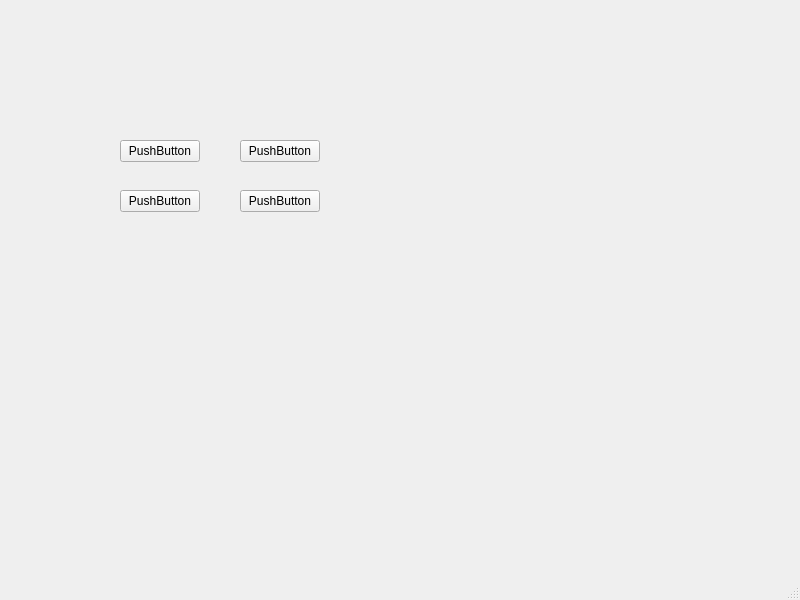
Before: the Qt Designer form mainwindow.ui in YUXUANCHENG/QT-calculator, drawn with Qt 5.
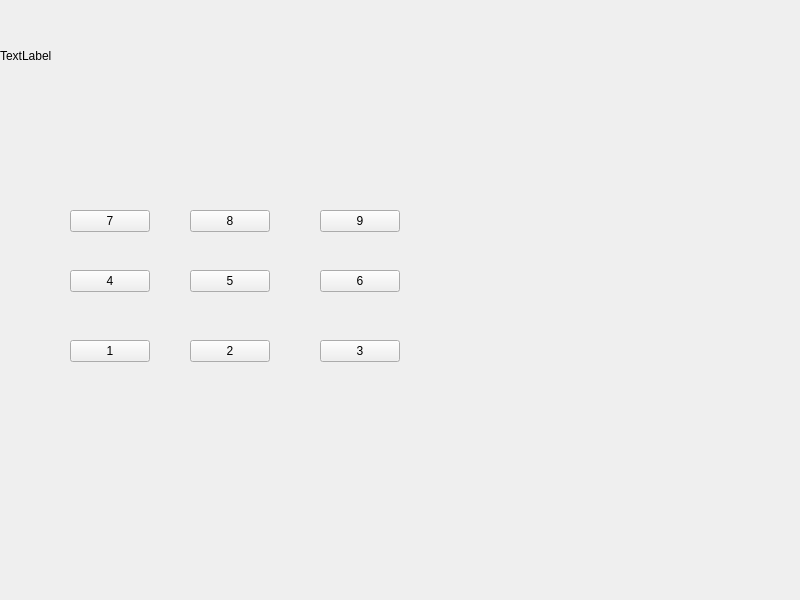
After: the same form once the commit is applied.

Commit message: added digits button

```diff
--- a/mainwindow.ui
+++ b/mainwindow.ui
@@ -14,70 +14,137 @@
    <string>MainWindow</string>
   </property>
   <widget class="QWidget" name="centralwidget">
-   <widget class="QPushButton" name="pushButton">
+   <widget class="QLabel" name="label">
     <property name="geometry">
      <rect>
-      <x>120</x>
-      <y>140</y>
+      <x>0</x>
+      <y>0</y>
+      <width>471</width>
+      <height>111</height>
+     </rect>
+    </property>
+    <property name="text">
+     <string>TextLabel</string>
+    </property>
+   </widget>
+   <widget class="QPushButton" name="pushButton_7">
+    <property name="geometry">
+     <rect>
+      <x>70</x>
+      <y>210</y>
       <width>80</width>
       <height>22</height>
      </rect>
     </property>
     <property name="text">
-     <string>PushButton</string>
+     <string>7</string>
+    </property>
+   </widget>
+   <widget class="QPushButton" name="pushButton_8">
+    <property name="geometry">
+     <rect>
+      <x>190</x>
+      <y>210</y>
+      <width>80</width>
+      <height>22</height>
+     </rect>
+    </property>
+    <property name="text">
+     <string>8</string>
+    </property>
+   </widget>
+   <widget class="QPushButton" name="pushButton_9">
+    <property name="geometry">
+     <rect>
+      <x>320</x>
+      <y>210</y>
+      <width>80</width>
+      <height>22</height>
+     </rect>
+    </property>
+    <property name="text">
+     <string>9</string>
+    </property>
+   </widget>
+   <widget class="QPushButton" name="pushButton_4">
+    <property name="geometry">
+     <rect>
+      <x>70</x>
+      <y>270</y>
+      <width>80</width>
+      <height>22</height>
+     </rect>
+    </property>
+    <property name="text">
+     <string>4</string>
+    </property>
+   </widget>
+   <widget class="QPushButton" name="pushButton_5">
+    <property name="geometry">
+     <rect>
+      <x>190</x>
+      <y>270</y>
+      <width>80</width>
+      <height>22</height>
+     </rect>
+    </property>
+    <property name="text">
+     <string>5</string>
+    </property>
+   </widget>
+   <widget class="QPushButton" name="pushButton_6">
+    <property name="geometry">
+     <rect>
+      <x>320</x>
+      <y>270</y>
+      <width>80</width>
+      <height>22</height>
+     </rect>
+    </property>
+    <property name="text">
+     <string>6</string>
+    </property>
+   </widget>
+   <widget class="QPushButton" name="pushButton_1">
+    <property name="geometry">
+     <rect>
+      <x>70</x>
+      <y>340</y>
+      <width>80</width>
+      <height>22</height>
+     </rect>
+    </property>
+    <property name="text">
+     <string>1</string>
     </property>
    </widget>
    <widget class="QPushButton" name="pushButton_2">
     <property name="geometry">
      <rect>
-      <x>240</x>
-      <y>140</y>
+      <x>190</x>
+      <y>340</y>
       <width>80</width>
       <height>22</height>
      </rect>
     </property>
     <property name="text">
-     <string>PushButton</string>
+     <string>2</string>
     </property>
    </widget>
    <widget class="QPushButton" name="pushButton_3">
     <property name="geometry">
      <rect>
-      <x>120</x>
-      <y>190</y>
+      <x>320</x>
+      <y>340</y>
       <width>80</width>
       <height>22</height>
      </rect>
     </property>
     <property name="text">
-     <string>PushButton</string>
+     <string>3</string>
     </property>
    </widget>
-   <widget class="QPushButton" name="pushButton_4">
-    <property name="geometry">
-     <rect>
-      <x>240</x>
-      <y>190</y>
-      <width>80</width>
-      <height>22</height>
-     </rect>
-    </property>
-    <property name="text">
-     <string>PushButton</string>
-    </property>
-   </widget>
   </widget>
-  <widget class="QMenuBar" name="menubar">
-   <property name="geometry">
-    <rect>
-     <x>0</x>
-     <y>0</y>
-     <width>800</width>
-     <height>21</height>
-    </rect>
-   </property>
-  </widget>
-  <widget class="QStatusBar" name="statusbar"/>
  </widget>
  <resources/>
  <connections/>
```
The commit also changes 3 other files.
